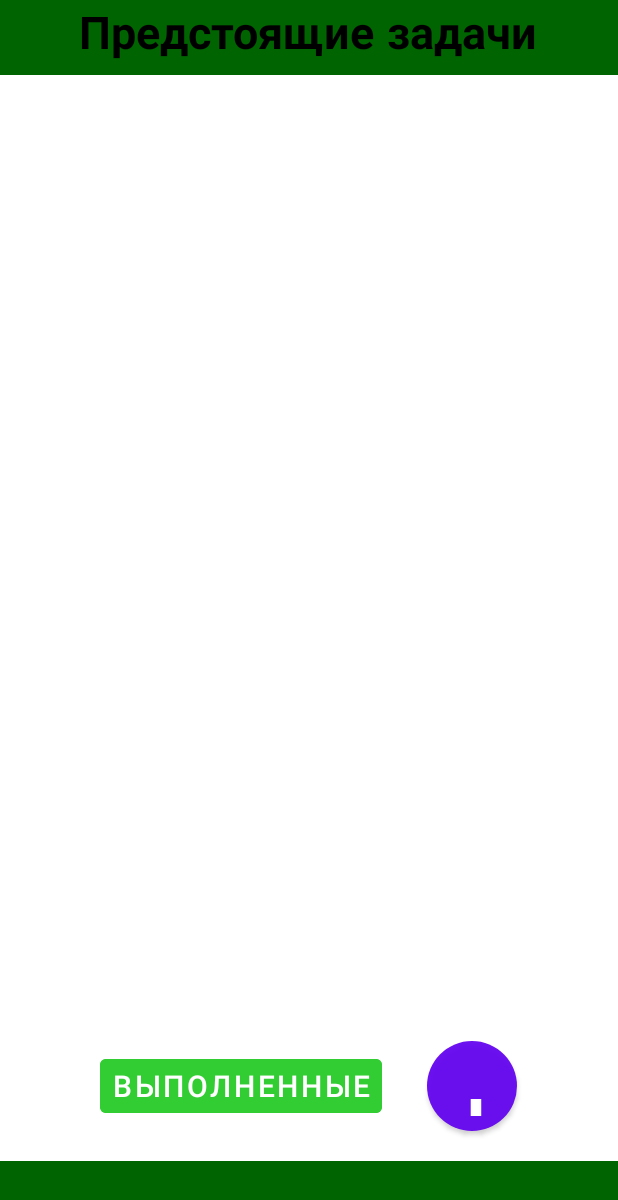
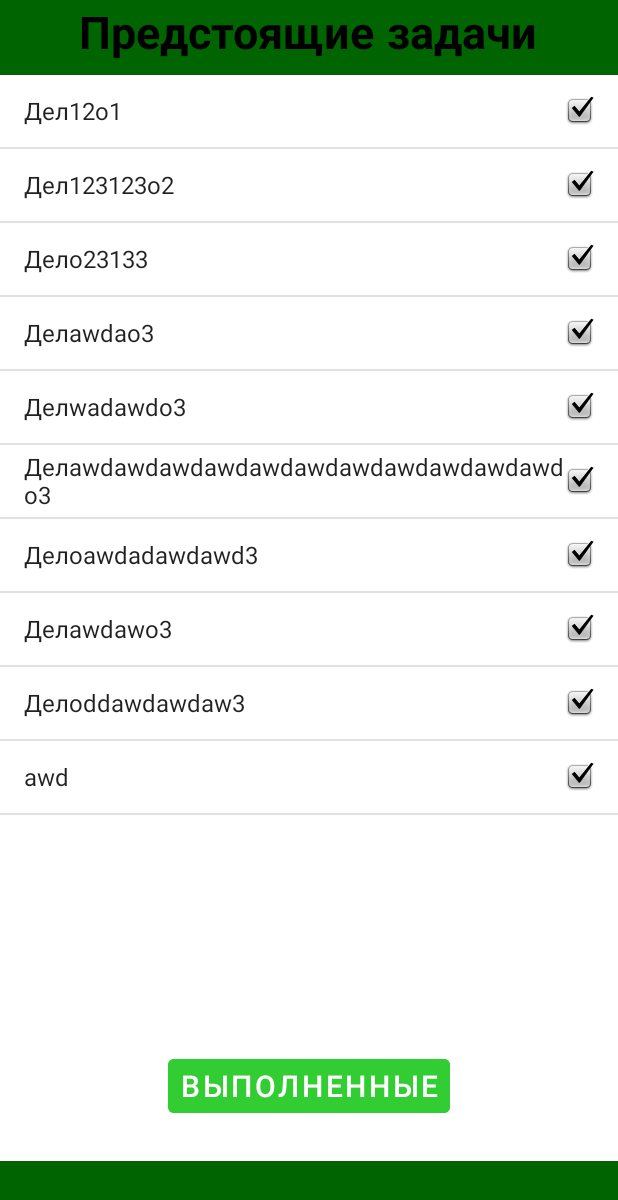
Before and after one commit to voskanyan777/to-do-list, an Android app: the Upcoming screen opened directly, with no data from a screen before it, on a phone screen of 412 x 824 dp. Shown: the top 1200 px of the screen. Run offline under Robolectric (Android 15) with nearby library versions, the phone set to English and light mode, and no system bars.

Commit message:
добавлен listview со списком

```diff
--- a/task_manager/app/src/main/java/com/example/task_manager/MainActivity.java
+++ b/task_manager/app/src/main/java/com/example/task_manager/MainActivity.java
@@ -6,8 +6,13 @@ import android.content.Intent;
 import android.content.SharedPreferences;
 import android.os.Bundle;
 import android.view.View;
+import android.widget.ArrayAdapter;
+import android.widget.ListView;
+
+import java.util.ArrayList;
 
 public class MainActivity extends AppCompatActivity {
+
 
     SharedPreferences prefs = null;
     @Override
@@ -27,6 +32,8 @@ public class MainActivity extends AppCompatActivity {
         }
         else{
             setContentView(R.layout.activity_uncoming);
+            Intent intent = new Intent(this, Upcoming.class);
+            startActivity(intent);
         }
     }
     // переход на главную страницу
--- a/task_manager/app/src/main/java/com/example/task_manager/Upcoming.java
+++ b/task_manager/app/src/main/java/com/example/task_manager/Upcoming.java
@@ -5,13 +5,58 @@ import androidx.appcompat.app.AppCompatActivity;
 import android.content.Intent;
 import android.os.Bundle;
 import android.view.View;
+import android.widget.AdapterView;
+import android.widget.ArrayAdapter;
+import android.widget.CheckedTextView;
+import android.widget.ListView;
+
+import java.util.ArrayList;
 
 public class Upcoming extends AppCompatActivity {
 
+    ListView listViewData;
+    ArrayAdapter<String> adapter;
+    ArrayList<String> list = new ArrayList<String>();
     @Override
     protected void onCreate(Bundle savedInstanceState) {
         super.onCreate(savedInstanceState);
         setContentView(R.layout.activity_uncoming);
+        listViewData = findViewById(R.id.listView_data);
+        list.add("Дел12о1");
+        list.add("Дел123123о2");
+        list.add("Дело23133");
+        list.add("Делawdaо3");
+        list.add("Делwadawdо3");
+        list.add("Делawdawdawdawdawdawdawdawdawdawdawdо3");
+        list.add("Делоawdadawdawd3");
+        list.add("Делawdawо3");
+        list.add("Делоddawdawdaw3");
+        list.add("awd");
+
+        //Создание списка с чекбоксами. `simple_list_item_checked` -> параметр для создание чекбокса
+        adapter = new ArrayAdapter<String>(this, android.R.layout.simple_list_item_checked, list) {
+            @Override
+            public View getView(int position, View convertView, android.view.ViewGroup parent) {
+                CheckedTextView textView = (CheckedTextView) super.getView(position, convertView, parent);
+                textView.setCheckMarkDrawable(android.R.drawable.checkbox_on_background);
+                return textView;
+            }
+        };
+
+        listViewData.setAdapter(adapter);
+
+        // Добавляем обработчик нажатия на элемент списка
+        listViewData.setOnItemClickListener(new AdapterView.OnItemClickListener() {
+            @Override
+            public void onItemClick(AdapterView<?> adapterView, View view, int position, long id) {
+                // Получаем текст элемента, который нужно удалить
+                String item = adapter.getItem(position);
+                // Удаляем элемент из списка
+                adapter.remove(item);
+                // Уведомляем адаптер об изменении данных
+                adapter.notifyDataSetChanged();
+            }
+        });
     }
 
     // переход на выполненные задачи
--- a/task_manager/app/src/main/res/layout/activity_uncoming.xml
+++ b/task_manager/app/src/main/res/layout/activity_uncoming.xml
@@ -30,10 +30,16 @@
         android:layout_height="match_parent"
         android:layout_above="@id/button_block"
         android:layout_below="@id/up_block"
-        android:layout_marginHorizontal="15dp"
-        android:layout_marginTop="50dp"
-        android:layout_marginBottom="20dp"
+        android:layout_marginHorizontal="0dp"
+        android:layout_marginTop="0dp"
+        android:layout_marginBottom="0dp"
         android:orientation="horizontal">
+
+        <ListView
+            android:id="@+id/listView_data"
+            android:layout_width="match_parent"
+            android:layout_height="match_parent"
+            android:choiceMode="multipleChoice" />
     </RelativeLayout>
 
     <LinearLayout
@@ -57,17 +63,6 @@
             android:textColor="@color/white"
             android:textSize="20sp" />
 
-        <Button
-            android:id="@+id/plus_button"
-            android:layout_width="60dp"
-            android:layout_height="60dp"
-            android:layout_marginStart="30dp"
-            android:background="@drawable/circle"
-            android:backgroundTint="@color/for_buttons"
-            android:text="+"
-            android:textColor="@color/white"
-            android:textSize="60sp"
-            app:strokeColor="#8BC34A" />
     </LinearLayout>
 
     <RelativeLayout
```
